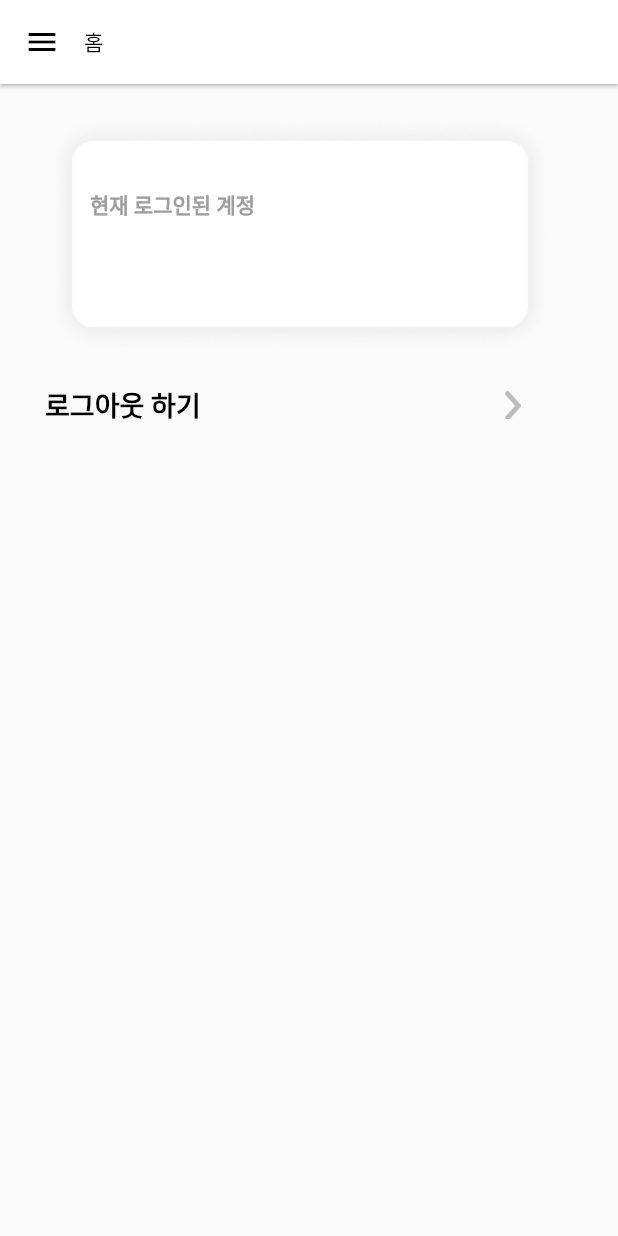
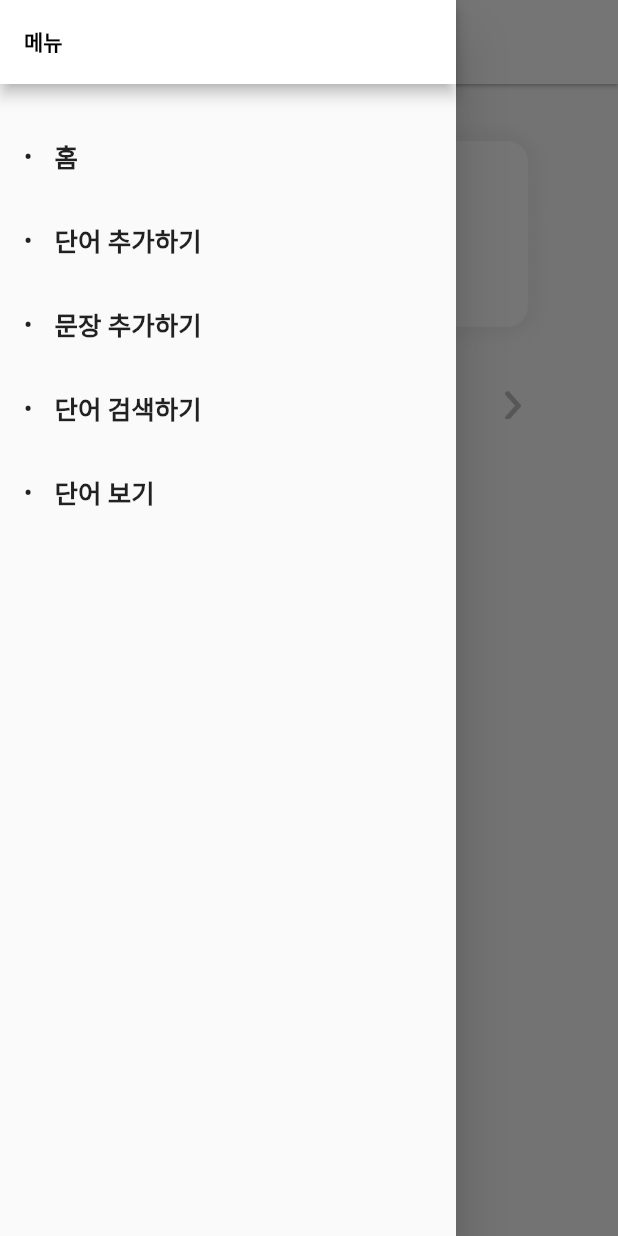
Before and after one commit to JeHeeYu/Memorize-Wodrds, a Flutter app: the ProfilePage screen opened directly, with the side drawer open (before the commit the screen has no drawer), on a phone screen of 412 x 824 dp. Run offline on Flutter 3.47's test engine with Material 2 defaults, Android fonts, the phone set to English and light mode, and no system bars; our stand-ins replace cloud_firestore, firebase_auth, firebase_core, firebase_database, flutter_tts, google_sign_in and 2 more; accounts and stored records are empty.

Commit message:
Fix: 검색 / 계정 화면에서 메뉴 클릭 수정

```diff
--- a/lib/src/pages/profile_page.dart
+++ b/lib/src/pages/profile_page.dart
@@ -3,6 +3,7 @@ import 'package:memorize_wodrds/src/authentication/authentication_manager.dart';
 import 'package:memorize_wodrds/src/screen/login_screen.dart';
 
 import '../components/app_bar_widget.dart';
+import '../components/left_menu.dart';
 import '../network/firebase_manager.dart';
 import '../static/images_data.dart';
 import '../static/strings_data.dart';
@@ -27,8 +28,9 @@ class _ProfilePageState extends State<ProfilePage> {
   Widget build(BuildContext context) {
     return Scaffold(
       appBar: const AppBarWidget(
-        title: Strings.STR_COMMON_HOME,
+        title: Strings.STR_PROFILE_MENU,
       ),
+      drawer: const LeftMenu(),
       body: Container(
         child: Column(
           children: [
--- a/lib/src/pages/search_page.dart
+++ b/lib/src/pages/search_page.dart
@@ -3,6 +3,7 @@ import 'package:memorize_wodrds/src/components/app_bar_widget.dart';
 import 'package:memorize_wodrds/src/screen/word_search_screen.dart';
 import 'package:memorize_wodrds/src/static/strings_data.dart';
 
+import '../components/left_menu.dart';
 import '../screen/sentence_search_screen.dart';
 
 class SearchPage extends StatefulWidget {
@@ -34,6 +35,7 @@ class _SearchPageState extends State<SearchPage>
       appBar: const AppBarWidget(
         title: Strings.STR_HOME_WIDGET_SEARCH,
       ),
+      drawer: const LeftMenu(),
       body: Column(
         children: [
           TabBar(
--- a/lib/src/static/strings_data.dart
+++ b/lib/src/static/strings_data.dart
@@ -33,6 +33,7 @@ class Strings {
   static const String STR_HOME_WELLCOME_TEXT = "환영합니다.";
 
   // Profile
+  static const String STR_PROFILE_MENU = "계정 관리";
   static const String STR_PROFILE_CURRENT_ACCOUNT = "현재 로그인된 계정";
   static const String STR_PROFILE_SIGN_OUT = "로그아웃 하기";
 
```
